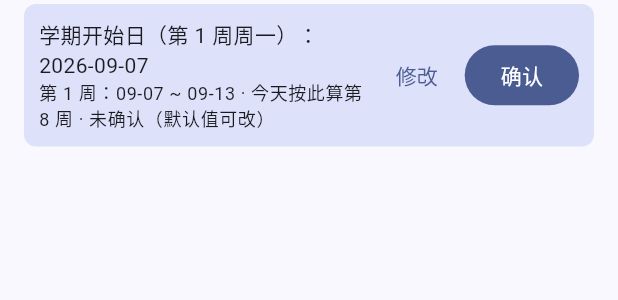
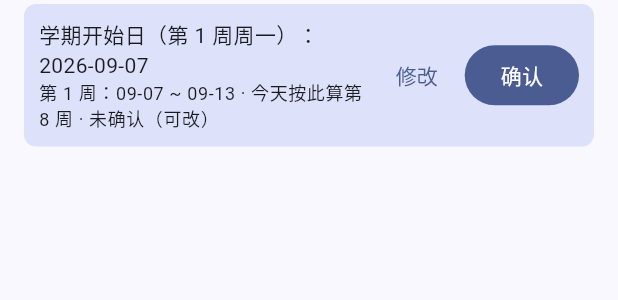
Before and after one commit to window-of-ynau/Window-of-YNAU, a Flutter app: the TimetablePage widget shown alone on an empty page, opened directly with empty values, on a phone screen of 412 x 824 dp. Shown: the part 359-659 px from the top of the screen. Run offline on Flutter 3.47's test engine with Material 3 defaults, Android fonts, the phone set to English and light mode, and no system bars; missing offline and left inert: dart:ffi, flutter_inappwebview.

Commit message:
fix(app): 学期锚点改为按学期存放，三个学期全部来自校历
两个问题：

1. `kDefaultTermStart = '2026-09-07'` 是**全局单值**——新学期仍会建议上学期的日期，
   正是"硬编码"那类错误的翻版。改为 `kSeededTermStarts` 映射 + `suggestedTermStart(term)`：
   只有校历上验证过的学期才有建议值，其它学期返回 null，界面要求用户确认；
   **未确认时不显示任何具体日期**（只显示"第 N 周 · 星期 X"），宁可不显示也不显示错的。
2. 一学年是 **3 个学期**，不是 2 个。此前误以为 `2026-2027-3` 是废弃方案，
   校历明确排了暑期短学期（7/5–7/16，2 周）。

锚点（来自学校 2026—2027 学年校历，均已验算为周一）：
- 2026-2027-1 → 2026-09-07（在校生 9 月 7 日开始上课）
- 2026-2027-2 → 2027-03-01（3 月 1 日开始上课）
- 2026-2027-3 → 2027-07-05（7 月 5 日–7 月 16 日）

测试同步：三学期锚点均为周一、未验证学期返回 null（防止有人再套用别的学期）。
验证：flutter analyze 干净。

```diff
--- a/app/lib/src/campus/portal_api.dart
+++ b/app/lib/src/campus/portal_api.dart
@@ -17,14 +17,27 @@ import 'dart:convert';
 /// 接口路径（用于脚本匹配；改版时只改这里）。
 const String kScheduleApiPath = '/api/uppcard/kbsz/queryAWeekSchedule';
 
-/// 默认学期开始日（第 1 周周一）：**2026-09-07**（owner 已验证）。
+/// 人工验证过的学期锚点（**仅作建议值，不是真值**），来源：云南农业大学
+/// 2026—2027 学年校历。
 ///
-/// 验算：按此锚点，第 1 周 = 09-07 ~ 09-13、第 8 周 = 10-26 ~ 11-01（owner 确认
-/// 11-01 是第 8 周最后一天）、第 15 周 = 12-14 ~ 12-20（即抓包样本那一周）。
+/// 只放"校历上写明、且验算是周一"的学期；其它学期必须由用户确认。
+/// **不要**把已知学期的值套用到别的学期：一学年有 **3** 个学期
+/// （`2026-2027-1` 秋季 / `-2` 春季 / `-3` 暑期短学期），学期之间没有可推导的关系。
+const Map<String, String> kSeededTermStarts = <String, String>{
+  // 第一学期：在校生 9 月 7 日（周一）开始上课；16 周教学 + 2 周机动 + 1 周考试。
+  '2026-2027-1': '2026-09-07',
+  // 第二学期：3 月 1 日（周一）开始上课；16 周教学 + 1 周机动 + 1 周考试。
+  '2026-2027-2': '2027-03-01',
+  // 第三学期（暑期短学期）：7 月 5 日（周一）— 7 月 16 日，仅 2 周。
+  '2026-2027-3': '2027-07-05',
+};
+
+/// 某学期的建议开始日。
 ///
-/// **可配置**：界面会显示这个值并允许用户修改，改完持久化到 `terms.starts_on`；
-/// 这里只是"没有用户确认时的默认值"，不是不可变的硬编码。
-const String kDefaultTermStart = '2026-09-07';
+/// 返回 `null` 表示"该学期没有人工验证过的锚点"，调用方必须要求用户确认，
+/// 并且在确认前**不要显示任何具体日期**（只显示第几周）。
+DateTime? suggestedTermStart(String term) =>
+    parseTermStart(kSeededTermStarts[term] ?? '');
 
 /// 取某天所在周的周一（本地时区，忽略时分秒）。
 DateTime mondayOf(DateTime day) {
@@ -91,8 +104,10 @@ DateTime? parseTermStart(String value) {
   return parsed == null ? null : mondayOf(parsed);
 }
 
-/// 默认学期开始日（`DateTime` 形式）。
-DateTime get defaultTermStart => parseTermStart(kDefaultTermStart) ?? DateTime(2026, 9, 7);
+/// 已废弃：**不再存在"全局默认学期开始日"**。
+///
+/// 保留此注释是为了防止有人重新引入全局常量：学期锚点必须按学期存放，
+/// 见 [kSeededTermStarts] 与 [suggestedTermStart]。
 /// 最多拉 20 周（接口 `weekcount` 上限的约定），并发 4，总超时 20s。
 const int kMaxWeeks = 20;
 const int kFetchConcurrency = 4;
--- a/app/lib/src/campus/timetable_page.dart
+++ b/app/lib/src/campus/timetable_page.dart
@@ -51,14 +51,17 @@ class _TimetablePageState extends State<TimetablePage> {
   /// 最近一次动作（失败卡片的重试按钮复用它）。
   Future<void> Function()? _lastAction;
 
-  /// 学期开始日（默认 2026-09-07，可改可确认；确认后持久化到 terms.starts_on）。
-  DateTime? _termStartDraft = defaultTermStart;
+  /// 学期开始日：**按学期**取建议值（没有人工验证过的学期就是 `null`，必须由用户确认）。
+  /// 确认后持久化到 `terms.starts_on`，下次直接读库。
+  DateTime? _termStartDraft;
   bool _termStartSaved = false;
   String? _notice;
 
   @override
   void initState() {
     super.initState();
+    // 只对"人工验证过的学期"给建议值；其它学期留空，等用户确认。
+    _termStartDraft = suggestedTermStart(_currentTerm);
     unawaited(_loadTermStart());
   }
 
@@ -377,19 +380,44 @@ class _TimetablePageState extends State<TimetablePage> {
 
   /// 学期开始日卡片：**显式展示日期与周区间**并要求确认（错一周整张课表日期全错）。
   ///
-  /// 值来自"默认 2026-09-07 / 用户上次确认的结果"，绝不按 `zs` 推算：
+  /// 值来自"该学期人工验证过的锚点 / 用户上次确认的结果"，绝不按 `zs` 推算：
   /// `zs` 只是回显请求的周号，不是系统当前周。
   Widget _buildTermStartCard(ThemeData theme) {
     final draft = _termStartDraft;
     if (draft == null) {
-      return const SizedBox.shrink();
+      // 该学期没有锚点：**不显示任何具体日期**（宁可不显示，也不能显示错的），
+      // 只提示用户确认一次；确认前课表按"第 N 周 · 星期 X"展示。
+      return Container(
+        margin: const EdgeInsets.fromLTRB(16, 4, 16, 4),
+        padding: const EdgeInsets.all(10),
+        decoration: BoxDecoration(
+          color: theme.colorScheme.errorContainer,
+          borderRadius: BorderRadius.circular(8),
+        ),
+        child: Row(
+          children: <Widget>[
+            Expanded(
+              child: Column(
+                crossAxisAlignment: CrossAxisAlignment.start,
+                children: <Widget>[
+                  Text('本学期（$_currentTerm）还没确认学期开始日',
+                      style: theme.textTheme.bodyMedium),
+                  Text('确认前只显示「第 N 周」，不显示具体日期；确认一次即可长期记住。',
+                      style: theme.textTheme.bodySmall),
+                ],
+              ),
+            ),
+            FilledButton(onPressed: _editTermStart, child: const Text('选择日期')),
+          ],
+        ),
+      );
     }
     final week = _currentWeek;
     final weekOne = weekRangeLabel(termStart: draft, week: 1);
     final subtitle = <String>[
       '第 1 周：$weekOne',
       if (week != null && week > 0) '今天按此算第 $week 周',
-      _termStartSaved ? '已确认，日历换算按这天起算' : '未确认（默认值可改）',
+      _termStartSaved ? '已确认，日历换算按这天起算' : '未确认（可改）',
     ].join(' · ');
     return Container(
       margin: const EdgeInsets.fromLTRB(16, 4, 16, 4),
```
Also changed, not shown: 1 other file.
